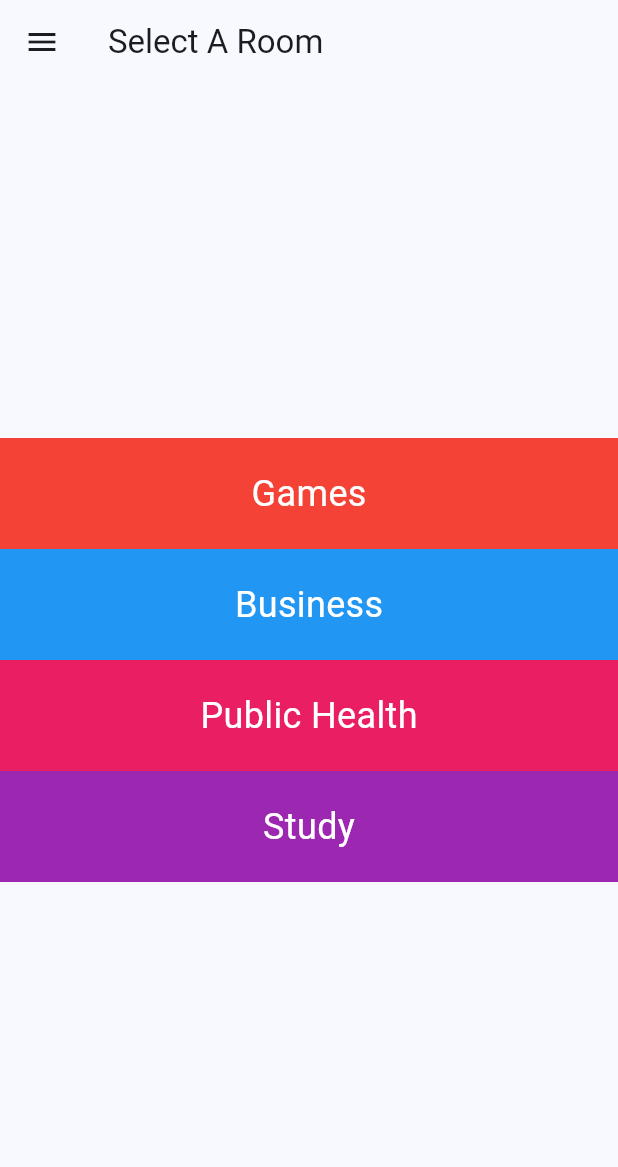
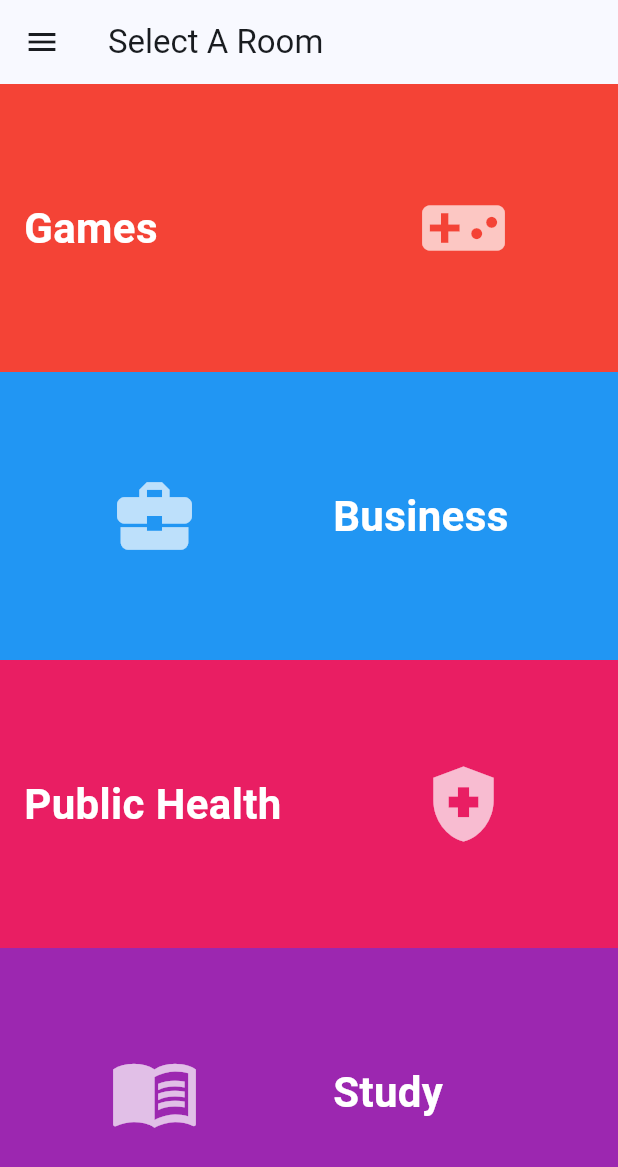
Before and after one commit to fernandocm9/MAD_hw4_firebase, a Flutter app: the screen it shows once a user with an empty profile is signed in, on a phone screen of 412 x 824 dp. Shown: the top 1167 px of the screen. Run offline on Flutter 3.47's test engine with Material 3 defaults, Android fonts, the phone set to English and light mode, and no system bars; our stand-ins replace cloud_firestore, firebase_auth, firebase_core; accounts and stored records are empty.

Commit message:
added icons to the message board options and staggered their names

```diff
--- a/message_board/lib/home_page.dart
+++ b/message_board/lib/home_page.dart
@@ -18,42 +18,53 @@ class _HomePageState extends State<HomePage> {
     await _auth.signOut();
   }
 
+  void _navigateToRoom(String roomName) {
+    Navigator.of(context).push(
+      MaterialPageRoute(
+        builder: (_) => ChatRoomScreen(roomName: roomName),
+      ),
+    );
+  }
+
   @override
   Widget build(BuildContext context) {
     final userEmail = _auth.currentUser?.email ?? "User";
+    final screenHeight = MediaQuery.of(context).size.height - MediaQuery.of(context).padding.top - kToolbarHeight;
+    final containerHeight = screenHeight / 4;
+
+
+    final List<Map<String, dynamic>> rooms = [
+      {'name': 'Games', 'color': Colors.red, 'image': Icons.videogame_asset},
+      {'name': 'Business', 'color': Colors.blue, 'image': Icons.business_center},
+      {'name': 'Public Health', 'color': Colors.pink, 'image': Icons.health_and_safety},
+      {'name': 'Study', 'color': Colors.purple, 'image': Icons.menu_book},
+    ];
 
     return Scaffold(
       appBar: AppBar(
-        title: Text('Select A Room'),
+        title: const Text('Select A Room'),
       ),
       drawer: Drawer(
         child: ListView(
           padding: EdgeInsets.zero,
-          children:[
-            DrawerHeader(
-              decoration: BoxDecoration(
-                color: Colors.blue,
-              ),
-              child: Column(
-                mainAxisAlignment: MainAxisAlignment.center,
           children: [
-                  Text(
+            const DrawerHeader(
+              decoration: BoxDecoration(color: Colors.blue),
+              child: Center(
+                child: Text(
                   'Menu',
                   style: TextStyle(color: Colors.white, fontSize: 20),
                 ),
-                ],
               ),
             ),
             ListTile(
-              leading: Icon(Icons.home),
-              title: Text('Message Board'),
-              onTap: () {
-                Navigator.of(context).pop();
-              },
+              leading: const Icon(Icons.home),
+              title: const Text('Message Board'),
+              onTap: () => Navigator.of(context).pop(),
             ),
             ListTile(
-              leading: Icon(Icons.account_circle),
-              title: Text('Profile'),
+              leading: const Icon(Icons.account_circle),
+              title: const Text('Profile'),
               onTap: () {
                 Navigator.of(context).pop();
                 Future.delayed(const Duration(milliseconds: 300), () {
@@ -75,74 +86,52 @@ class _HomePageState extends State<HomePage> {
                 });
               },
             ),
-          ]
-        )
+          ],
+        ),
       ),
       body: Column(
-        mainAxisAlignment: MainAxisAlignment.center,
-        children: [
-          GestureDetector(
-            onTap: () {
-              Navigator.of(context).push(
-                MaterialPageRoute(
-                  builder: (_) => const ChatRoomScreen(roomName: 'Games'),
+        children: List.generate(rooms.length, (index) {
+          final room = rooms[index];
+          final isTextLeft = index % 2 == 0;
+
+          return GestureDetector(
+            onTap: () => _navigateToRoom(room['name']),
+            child: Container(
+              height: containerHeight,
+              color: room['color'],
+              child: Row(
+                children: isTextLeft ? [_roomText(room['name']), _roomIcon(room['image']),] : [_roomIcon(room['image']), _roomText(room['name']),],
+              ),
             ),
           );
-            },
-            child: Container(
-              padding: const EdgeInsets.all(20),
-              alignment: Alignment.center,
-              decoration: const BoxDecoration(color: Colors.red),
-              child: const Text('Games', style: TextStyle(fontSize: 24, color: Colors.white)),
+        }),
+      ),
+    );
+  }
+
+  Widget _roomText(String name) {
+    return Expanded(
+      child: Padding(
+        padding: const EdgeInsets.all(16.0),
+        child: Text(
+          name,
+          style: const TextStyle(
+            fontSize: 28,
+            color: Colors.white,
+            fontWeight: FontWeight.bold,
           ),
         ),
-          GestureDetector(
-            onTap: () {
-              Navigator.of(context).push(
-                MaterialPageRoute(
-                  builder: (_) => const ChatRoomScreen(roomName: 'Business'),
       ),
     );
-            },
-            child: Container(
-              padding: const EdgeInsets.all(20),
-              alignment: Alignment.center,
-              decoration: const BoxDecoration(color: Colors.blue),
-              child: const Text('Business', style: TextStyle(fontSize: 24, color: Colors.white)),
+  }
+
+  Widget _roomIcon(IconData iconData) {
+    return Expanded(
+      child: Icon(
+        iconData,
+        size: 60,
+        color: Colors.white70,
       ),
-          ),
-          GestureDetector(
-            onTap: () {
-              Navigator.of(context).push(
-                MaterialPageRoute(
-                  builder: (_) => const ChatRoomScreen(roomName: 'Public Health'),
-                ),
-              );
-            },
-            child: Container(
-              padding: const EdgeInsets.all(20),
-              alignment: Alignment.center,
-              decoration: const BoxDecoration(color: Colors.pink),
-              child: const Text('Public Health', style: TextStyle(fontSize: 24, color: Colors.white)),
-            ),
-          ),
-          GestureDetector(
-            onTap: () {
-              Navigator.of(context).push(
-                MaterialPageRoute(
-                  builder: (_) => const ChatRoomScreen(roomName: 'Study'),
-                ),
-              );
-            },
-            child: Container(
-              padding: const EdgeInsets.all(20),
-              alignment: Alignment.center,
-              decoration: const BoxDecoration(color: Colors.purple),
-              child: const Text('Study', style: TextStyle(fontSize: 24, color: Colors.white)),
-            ),
-          ),
-        ]
-      )
     );
   }
 }
```
Lines whose indentation alone changed are shown as unchanged.
